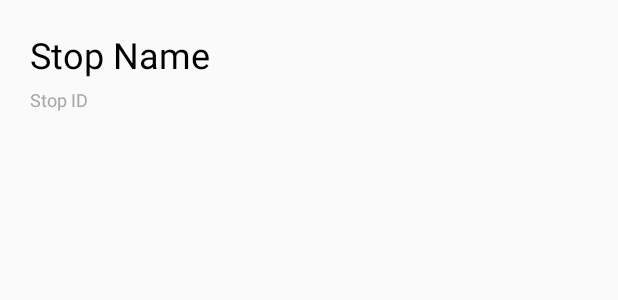
After one commit to YuxuanXuchen/USCBus-Android, an Android app: the layout activity_stop_detail.xml on its own in the app's theme, with its tools: preview values and no code run, on a phone screen of 412 x 824 dp. The commit adds this screen. Shown: the top 300 px of the screen. Run offline under Robolectric (Android 15) with nearby library versions, the light colour scheme and no system bars.

Commit message:
add stop detail page, bump release version

```diff
--- a/app/build.gradle
+++ b/app/build.gradle
@@ -6,8 +6,8 @@ android {
         applicationId "com.uscbus.uscbus"
         minSdkVersion 15
         targetSdkVersion 27
-        versionCode 3
-        versionName "1.1"
+        versionCode 4
+        versionName "1.11"
         testInstrumentationRunner "android.support.test.runner.AndroidJUnitRunner"
     }
     buildTypes {
--- a/app/src/main/AndroidManifest.xml
+++ b/app/src/main/AndroidManifest.xml
@@ -21,7 +21,10 @@
         <activity android:name=".Stops" />
         <activity android:name=".Twitter" />
         <activity android:name=".MapActivity" />
-        <activity android:name=".AboutActivity"></activity>
+        <activity android:name=".AboutActivity" />
+        <activity android:name=".StopDetail"
+            android:enabled="true"
+            android:theme="@style/PopupTheme"/>
     </application>
 
 </manifest>
--- /dev/null
+++ b/app/src/main/res/layout/activity_stop_detail.xml
@@ -0,0 +1,39 @@
+<?xml version="1.0" encoding="utf-8"?>
+<RelativeLayout
+    xmlns:android="http://schemas.android.com/apk/res/android"
+    xmlns:tools="http://schemas.android.com/tools"
+    android:layout_width="match_parent"
+    android:layout_height="match_parent"
+    tools:context=".StopDetail">
+
+    <TextView
+        android:id="@+id/stopName"
+        android:layout_width="wrap_content"
+        android:layout_height="wrap_content"
+        android:paddingBottom="5dp"
+        android:paddingLeft="20dp"
+        android:paddingRight="20dp"
+        android:paddingTop="20dp"
+        android:text="Stop Name"
+        android:textColor="#000000"
+        android:textSize="24sp" />
+
+    <TextView
+        android:id="@+id/stopId"
+        android:layout_width="match_parent"
+        android:layout_height="wrap_content"
+        android:layout_below="@+id/stopName"
+        android:paddingLeft="20dp"
+        android:text="Stop ID"
+        android:textColor="#a6a6a6"
+        android:textSize="12sp" />
+
+    <ListView
+        android:id="@+id/stopDetail"
+        android:layout_width="match_parent"
+        android:layout_height="wrap_content"
+        android:layout_below="@+id/stopId"
+        android:paddingLeft="5dp"
+        android:visibility="visible" />
+
+</RelativeLayout>
--- a/app/src/main/res/values/styles.xml
+++ b/app/src/main/res/values/styles.xml
@@ -8,4 +8,17 @@
         <item name="colorAccent">@color/colorAccent</item>
     </style>
 
+    <style name="PopupTheme" parent="Theme.AppCompat.Light.Dialog">
+        <item name="android:windowIsFloating">false</item>
+        <item name="android:windowContentOverlay">@null</item>
+        <item name="android:windowSoftInputMode">stateAlwaysHidden</item>
+        <item name="windowActionModeOverlay">true</item>
+        <item name="android:windowIsTranslucent">true</item>
+        <item name="windowActionBar">false</item>
+        <item name="windowNoTitle">true</item>
+        <item name="android:windowCloseOnTouchOutside">true</item>
+        <item name="android:colorBackgroundCacheHint">@null</item>
+        <item name="android:backgroundDimEnabled">true</item>
+    </style>
+
 </resources>
```
Also changed, not shown: app/src/main/java/com/uscbus/uscbus/MainActivity.java (+17 -14 lines), app/src/main/java/com/uscbus/uscbus/StopDetail.java (added, +121 -0 lines), app/src/main/java/com/uscbus/uscbus/Stops.java (+42 -24 lines).
